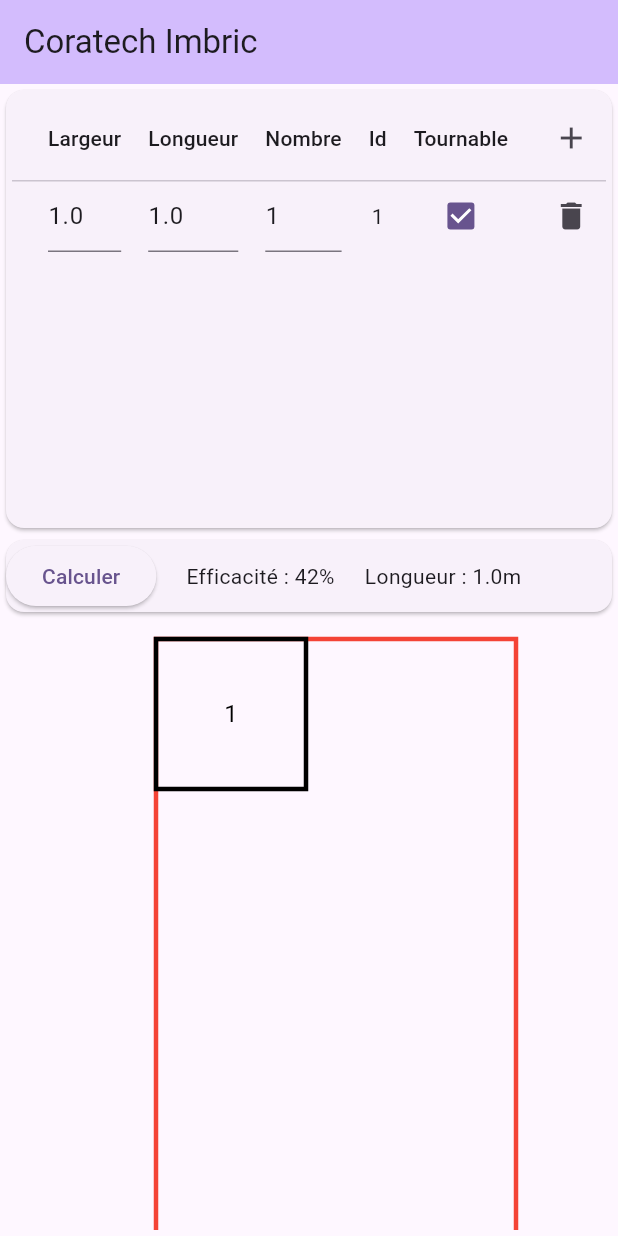
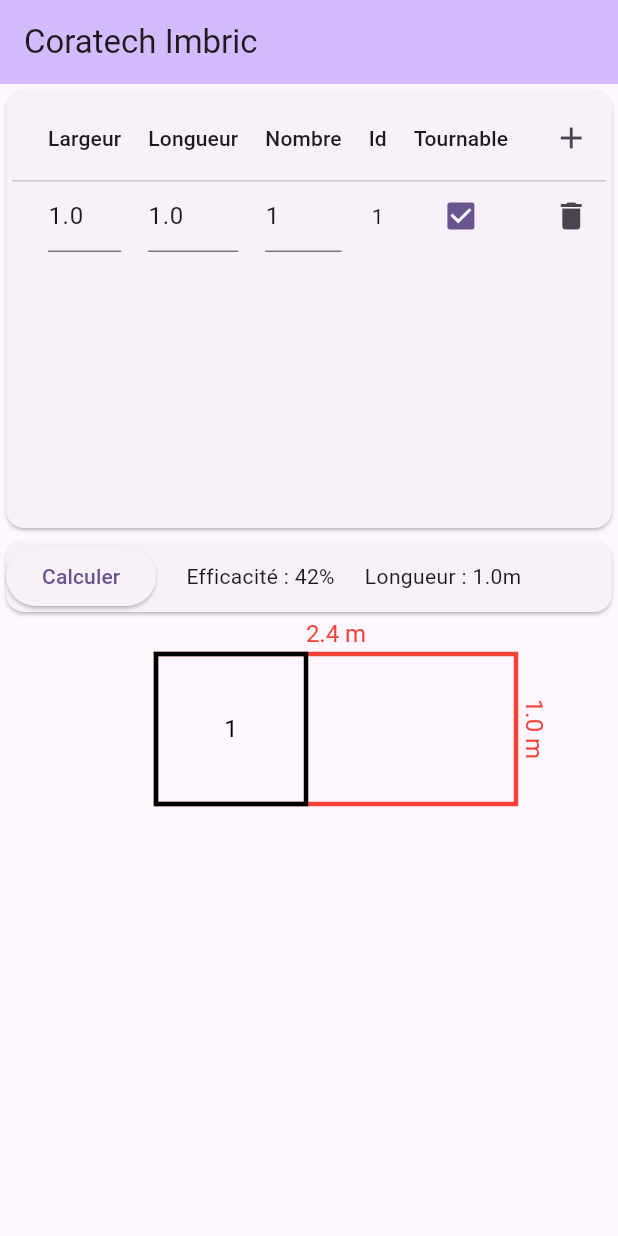
Before and after one commit to Aladinfodpo/corimbric, a Flutter app: the screen it shows after launch, after a tap on "Calculer", on a phone screen of 412 x 824 dp. Run offline on Flutter 3.47's test engine with Material 3 defaults, Android fonts, the phone set to English and light mode, and no system bars; our stand-ins replace shared_preferences.

Commit message:
Version beta

```diff
--- a/lib/imbric.dart
+++ b/lib/imbric.dart
@@ -6,6 +6,7 @@
 
 
 const eps = 0.0001;
+const zoom = 100.0;
 
 class Piece{
     double x = 0, y = 0, dx, dy;
@@ -14,11 +15,15 @@
     bool isMeter = true;
     int others = 0;
 
-    Piece(this.dx, this.dy, this.isTransposable, this.id, {this.isMeter = true, this.others = 0});
+    Piece(double inDx, double inDy, this.isTransposable, this.id, {this.isMeter = true, this.others = 0}): dx = isTransposable ? max(inDx, inDy) : inDx, dy = isTransposable ? min(inDx, inDy) : inDy;
     double getArea() { return dx * dy; }
 
     double getOut(double dim) { return isMeter ? dim : dim * 39.37; }
     String getOutString(double dim) { return "${getOut(dim)} ${isMeter ? "m" : "\""}"; }
+
+    Piece clone(){
+      return Piece(dx, dy, isTransposable, id, isMeter: isMeter, others: others);
+    }
 
     void transpose(){
       final buff = dx;
@@ -26,7 +31,7 @@
       dy = buff;
     }
 
-    void draw(Canvas canvas, double zoom){
+    void draw(Canvas canvas, double scale){
       Paint darkPainter = Paint();
       darkPainter.style = PaintingStyle.stroke;
       darkPainter.strokeWidth = 3.0;
@@ -43,6 +48,39 @@
       )..layout();
 
       textPainter.paint(canvas,Offset((x + dx * 0.5)*zoom - textPainter.width*0.5, (y + dy * 0.5)*zoom - textPainter.height*0.5));
+
+      if(dx * zoom * scale > 100 && dy * zoom * scale > 100){
+        final textDx = TextPainter(
+        text: TextSpan(
+          text: dx.toStringAsFixed(2),
+          style: TextStyle(
+            color: Colors.black,
+            fontSize: 16,
+          ),
+        ),
+        textDirection: TextDirection.ltr,
+      )..layout();
+      textDx.paint(canvas, Offset((x + dx * 0.5) * zoom - textDx.width * 0.5, y * zoom + textDx.height * 0.1));
+
+      final textDy = TextPainter(
+        text: TextSpan(
+          text: dy.toStringAsFixed(2),
+          style: TextStyle(
+            color: Colors.black,
+            fontSize: 16,
+          ),
+        ),
+        textDirection: TextDirection.ltr,
+      )..layout();
+
+      Offset offset = Offset((x + dx) * zoom -10, (y + dy * 0.5) * zoom);
+      canvas.save();
+      canvas.translate(offset.dx, offset.dy);
+      canvas.rotate(pi/2);
+      final textOffset = Offset(-textDy.width / 2, -textDy.height / 2);
+      textDy.paint(canvas,textOffset);
+      canvas.restore();
+      }
     }
 }
 
@@ -67,7 +105,7 @@
       return true;
     }
 
-    void draw(Canvas canvas, double zoom){
+    void draw(Canvas canvas, double scale){
       canvas.drawRect(Rect.fromLTWH(x*zoom, y*zoom, dx*zoom, dy*zoom), Paint());
     }
 }
@@ -107,7 +145,7 @@
 
       for (var piece in inOutPieces) {
           var remainX = dx / piece.dx;
-          var remainY = dy / piece.dy;
+          var remainY = dx / piece.dy;
           remainX = remainX - remainX.floor();
           remainY = remainY - remainY.floor();
 
@@ -115,14 +153,60 @@
       }
     }
 
-    void draw(Canvas canvas, double zoom){
+    void draw(Canvas canvas, double scale){
       final redPainter = Paint();
       redPainter.style = PaintingStyle.stroke;
       redPainter.strokeWidth = 3.0;
       redPainter.color = Colors.red;
-      canvas.drawRect(Rect.fromLTWH(0, 0, dx*zoom, dy*zoom), redPainter);
 
-      for (var p in pieces){ p.draw(canvas, zoom); }
+      if(longueur == 0 || longueur == double.infinity){
+        final textPainter = TextPainter(
+        text: TextSpan(
+          text: longueur == 0 ? "Ajouter des palettes pour calculer" : "Impossible de faire tout rentrer",
+          style: TextStyle(
+            color: Colors.black,
+            fontSize: 16,
+          ),
+        ),
+        textDirection: TextDirection.ltr,
+      )..layout();
+
+      textPainter.paint(canvas,Offset(20, 200));
+      }else{
+        canvas.drawRect(Rect.fromLTWH(0, 0, dx*zoom, longueur*zoom), redPainter);
+
+        for (var p in pieces){ p.draw(canvas, scale); }
+
+        final textPainter = TextPainter(
+          text: TextSpan(
+            text: "$dx m",
+            style: TextStyle(
+              color: Colors.red,
+              fontSize: 16,
+            ),
+          ),
+            textDirection: TextDirection.ltr,
+        )..layout();
+        textPainter.paint(canvas,Offset(dx * 0.5 * zoom - textPainter.width * 0.5, -textPainter.height * 1.2));
+
+        final textPainterDy = TextPainter(
+          text: TextSpan(
+            text: "$longueur m",
+            style: TextStyle(
+              color: Colors.red,
+              fontSize: 16,
+            ),
+          ),
+            textDirection: TextDirection.ltr,
+        )..layout();
+        Offset offset = Offset(10.0 + dx * zoom + textPainterDy.height*0.1, longueur * zoom * 0.5 );
+        canvas.save();
+        canvas.translate(offset.dx, offset.dy);
+        canvas.rotate(pi/2);
+        final textOffset = Offset(-textPainter.width / 2, -textPainter.height / 2);
+        textPainterDy.paint(canvas,textOffset);
+        canvas.restore();
+      }
     }
 }
 
@@ -183,16 +267,23 @@
     }
 
     static bool bestFit(Camion c, List<Piece> inPieces){
-      Camion bestC = c;
-      bool res = Imbric.fit(bestC, inPieces);
+      Camion bestC = Camion(dx: c.dx, dy: c.dy);
+      bestC.longueur = double.infinity;
+      bool res = false;
 
-      for (int iPiece = 0; iPiece <= inPieces.length && res && User().deepFit; iPiece++) {
-          Camion c2 = c;
-          Imbric.fit(c2, inPieces, forceTransposePieceI: iPiece);
-          if (c2.longueur < bestC.longueur){ bestC = c2; }
+      for (int iPiece = -1; iPiece <= inPieces.length && (iPiece < 0 || User().deepFit); iPiece++) {
+          Camion c2 = Camion(dx: c.dx, dy: c.dy);
+          if (Imbric.fit(c2, inPieces.map((Piece p) => p.clone()).toList(), forceTransposePieceI: iPiece) && c2.longueur < bestC.longueur){
+            bestC = c2;
+            res = true;
+          }
       }
 
-      c = bestC;
+      c.pieces = bestC.pieces;
+      c.longueur = bestC.longueur;
+      c.boxesVides = bestC.boxesVides;
+      c.boxes = bestC.boxes;
+
       return res;
     }
 }
--- a/lib/main.dart
+++ b/lib/main.dart
@@ -34,7 +34,7 @@
 class _MyHomePageState extends State<MyHomePage> {
   List<Piece> pieces = [Piece(1, 1, true, 1, others: 1)];
   Camion camion = Camion();
-  double zoom = 100;
+  double _currentScale = 1.0;
 
   static int currentId = 1;
 
@@ -58,8 +58,15 @@
 
     calculate();
     _controller.value = Matrix4.identity()
-    ..translate(100.0, 10.0)
-    ..scale(1.0);
+    ..translate(100.0, 20.0)
+    ..scale(_currentScale);
+
+    _controller.addListener(() {
+      final scale = _controller.value.getMaxScaleOnAxis();
+      setState(() {
+        _currentScale = scale;
+      });
+    });
   }
 
   @override
@@ -120,8 +127,8 @@
                   ElevatedButton(onPressed: (){setState(() {
                     calculate();
                   });}, child: const Text("Calculer")),
-                  Text("Efficacité : ${camion.calculEfficiency().toStringAsFixed(0)}%"),
-                  Text("Longueur : ${camion.longueur.toStringAsFixed(1)}m")
+                  Text(camion.longueur == double.infinity ? "" : "Efficacité : ${camion.calculEfficiency().toStringAsFixed(0)}%"),
+                  Text(camion.longueur == double.infinity ? "" : "Longueur : ${camion.longueur.toStringAsFixed(1)}m")
                 ],
               ),
             ),
@@ -132,13 +139,13 @@
               child:
               InteractiveViewer(
                 transformationController: _controller,
-                boundaryMargin: EdgeInsets.only(left: 20 + camion.dx*50, right: 50, top: 20, bottom: camion.longueur * 100),
+                boundaryMargin: EdgeInsets.only(left: 20 + camion.dx*50, right: 50, top: 25, bottom: camion.longueur == double.infinity ? 0 : camion.longueur * 100),
                 minScale: 0.01,
                 maxScale: 5.0,
                 child:
                 CustomPaint(
                     size: Size.infinite,
-                    painter: MyPainter(camion, zoom),
+                    painter: MyPainter(camion, _currentScale),
                 )
               )
             )
@@ -152,17 +159,17 @@
 
 class MyPainter extends CustomPainter {
   final Camion camion;
-  final double zoom;
+  final double scale;
 
-  MyPainter(this.camion, this.zoom);
+  MyPainter(this.camion, this.scale);
 
   @override
   void paint(Canvas canvas, Size size) {
-    camion.draw(canvas, zoom);
+    camion.draw(canvas, scale);
   }
 
   @override
   bool shouldRepaint(covariant MyPainter oldDelegate) {
-    return oldDelegate.camion != camion;
+    return oldDelegate.camion != camion || oldDelegate.scale != scale;
   }
 }
```
